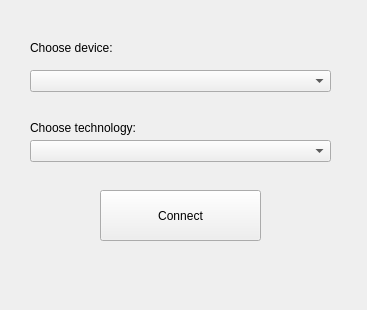
The window that hmi/phone/phone_screen.ui (DMirella/HUApp) describes before a commit, drawn with Qt 5.
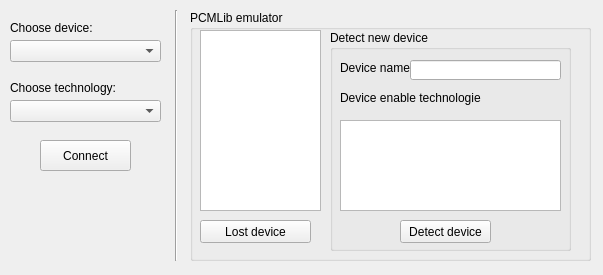
The same window after the commit.

Commit message: [PCM] implemented PCM emulator

What changed in the file:
```diff
--- a/hmi/phone/phone_screen.ui
+++ b/hmi/phone/phone_screen.ui
@@ -6,8 +6,8 @@
    <rect>
     <x>0</x>
     <y>0</y>
-    <width>367</width>
-    <height>310</height>
+    <width>603</width>
+    <height>275</height>
    </rect>
   </property>
   <property name="focusPolicy">
@@ -20,9 +20,9 @@
    <widget class="QComboBox" name="comboBox">
     <property name="geometry">
      <rect>
-      <x>30</x>
-      <y>70</y>
-      <width>301</width>
+      <x>10</x>
+      <y>40</y>
+      <width>151</width>
       <height>22</height>
      </rect>
     </property>
@@ -30,9 +30,9 @@
    <widget class="QComboBox" name="comboBox_2">
     <property name="geometry">
      <rect>
-      <x>30</x>
-      <y>140</y>
-      <width>301</width>
+      <x>10</x>
+      <y>100</y>
+      <width>151</width>
       <height>22</height>
      </rect>
     </property>
@@ -40,8 +40,8 @@
    <widget class="QLabel" name="label">
     <property name="geometry">
      <rect>
-      <x>30</x>
-      <y>40</y>
+      <x>10</x>
+      <y>20</y>
       <width>111</width>
       <height>16</height>
      </rect>
@@ -53,8 +53,8 @@
    <widget class="QLabel" name="label_2">
     <property name="geometry">
      <rect>
-      <x>30</x>
-      <y>120</y>
+      <x>10</x>
+      <y>80</y>
       <width>111</width>
       <height>16</height>
      </rect>
@@ -66,16 +66,137 @@
    <widget class="QPushButton" name="pushButton">
     <property name="geometry">
      <rect>
-      <x>100</x>
-      <y>190</y>
-      <width>161</width>
-      <height>51</height>
+      <x>40</x>
+      <y>140</y>
+      <width>91</width>
+      <height>31</height>
      </rect>
     </property>
     <property name="text">
      <string>Connect</string>
     </property>
    </widget>
+   <widget class="Line" name="line">
+    <property name="geometry">
+     <rect>
+      <x>166</x>
+      <y>10</y>
+      <width>20</width>
+      <height>251</height>
+     </rect>
+    </property>
+    <property name="orientation">
+     <enum>Qt::Vertical</enum>
+    </property>
+   </widget>
+   <widget class="QGroupBox" name="groupBox">
+    <property name="geometry">
+     <rect>
+      <x>190</x>
+      <y>10</y>
+      <width>401</width>
+      <height>251</height>
+     </rect>
+    </property>
+    <property name="title">
+     <string>PCMLib emulator</string>
+    </property>
+    <widget class="QListWidget" name="listWidget">
+     <property name="geometry">
+      <rect>
+       <x>10</x>
+       <y>20</y>
+       <width>121</width>
+       <height>181</height>
+      </rect>
+     </property>
+    </widget>
+    <widget class="QGroupBox" name="groupBox_2">
+     <property name="geometry">
+      <rect>
+       <x>140</x>
+       <y>20</y>
+       <width>241</width>
+       <height>221</height>
+      </rect>
+     </property>
+     <property name="title">
+      <string>Detect new device</string>
+     </property>
+     <widget class="QLabel" name="label_3">
+      <property name="geometry">
+       <rect>
+        <x>10</x>
+        <y>30</y>
+        <width>71</width>
+        <height>16</height>
+       </rect>
+      </property>
+      <property name="text">
+       <string>Device name</string>
+      </property>
+     </widget>
+     <widget class="QLabel" name="label_4">
+      <property name="geometry">
+       <rect>
+        <x>10</x>
+        <y>60</y>
+        <width>141</width>
+        <height>16</height>
+       </rect>
+      </property>
+      <property name="text">
+       <string>Device enable technologies:</string>
+      </property>
+     </widget>
+     <widget class="QListWidget" name="listWidget_2">
+      <property name="geometry">
+       <rect>
+        <x>10</x>
+        <y>90</y>
+        <width>221</width>
+        <height>91</height>
+       </rect>
+      </property>
+     </widget>
+     <widget class="QLineEdit" name="lineEdit">
+      <property name="geometry">
+       <rect>
+        <x>80</x>
+        <y>30</y>
+        <width>151</width>
+        <height>20</height>
+       </rect>
+      </property>
+     </widget>
+     <widget class="QPushButton" name="pushButton_3">
+      <property name="geometry">
+       <rect>
+        <x>70</x>
+        <y>190</y>
+        <width>91</width>
+        <height>23</height>
+       </rect>
+      </property>
+      <property name="text">
+       <string>Detect device</string>
+      </property>
+     </widget>
+    </widget>
+    <widget class="QPushButton" name="pushButton_2">
+     <property name="geometry">
+      <rect>
+       <x>10</x>
+       <y>210</y>
+       <width>111</width>
+       <height>23</height>
+      </rect>
+     </property>
+     <property name="text">
+      <string>Lost device</string>
+     </property>
+    </widget>
+   </widget>
   </widget>
  </widget>
  <resources/>
```
The commit also changes 5 other files.
